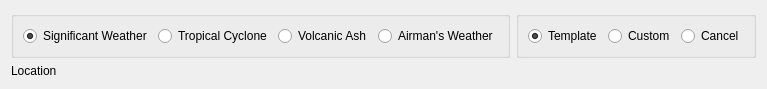
Before: the Qt Designer form tafor/components/ui/sigmet.ui in up1and/tafor, drawn with Qt 5.
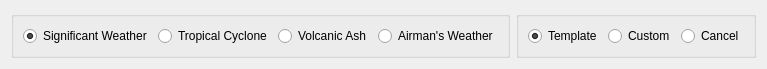
After: the same form once the commit is applied.

Commit message: 调整 SIGMET 编辑器要素布局

Patch:
```diff
--- a/tafor/components/ui/sigmet.ui
+++ b/tafor/components/ui/sigmet.ui
@@ -7,7 +7,7 @@
     <x>0</x>
     <y>0</y>
     <width>776</width>
-    <height>106</height>
+    <height>141</height>
    </rect>
   </property>
   <property name="windowTitle">
@@ -108,40 +108,7 @@
     </layout>
    </item>
    <item>
-    <layout class="QHBoxLayout" name="mainLayout">
-     <item>
-      <layout class="QVBoxLayout" name="leftLayout">
-       <item>
-        <layout class="QHBoxLayout" name="contentLayout"/>
-       </item>
-       <item alignment="Qt::AlignLeft|Qt::AlignTop">
-        <widget class="QLabel" name="location">
-         <property name="minimumSize">
-          <size>
-           <width>200</width>
-           <height>0</height>
-          </size>
-         </property>
-         <property name="maximumSize">
-          <size>
-           <width>300</width>
-           <height>16777215</height>
-          </size>
-         </property>
-         <property name="text">
-          <string notr="true">Location</string>
-         </property>
-         <property name="wordWrap">
-          <bool>true</bool>
-         </property>
-         <property name="textInteractionFlags">
-          <set>Qt::NoTextInteraction</set>
-         </property>
-        </widget>
-       </item>
-      </layout>
-     </item>
-    </layout>
+    <layout class="QHBoxLayout" name="contentLayout"/>
    </item>
   </layout>
  </widget>
```
The commit also changes 15 other files.
